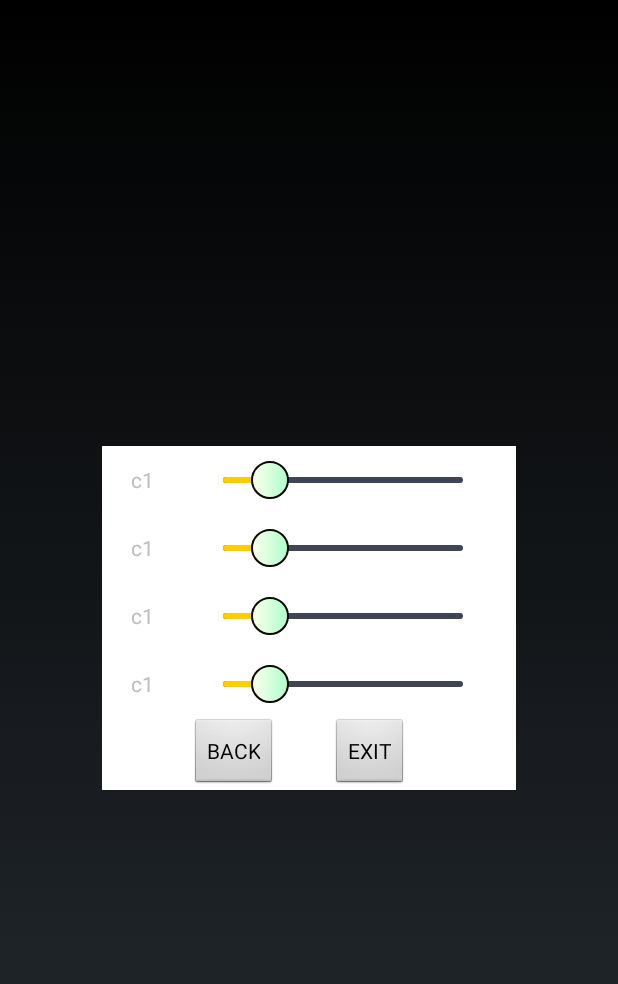
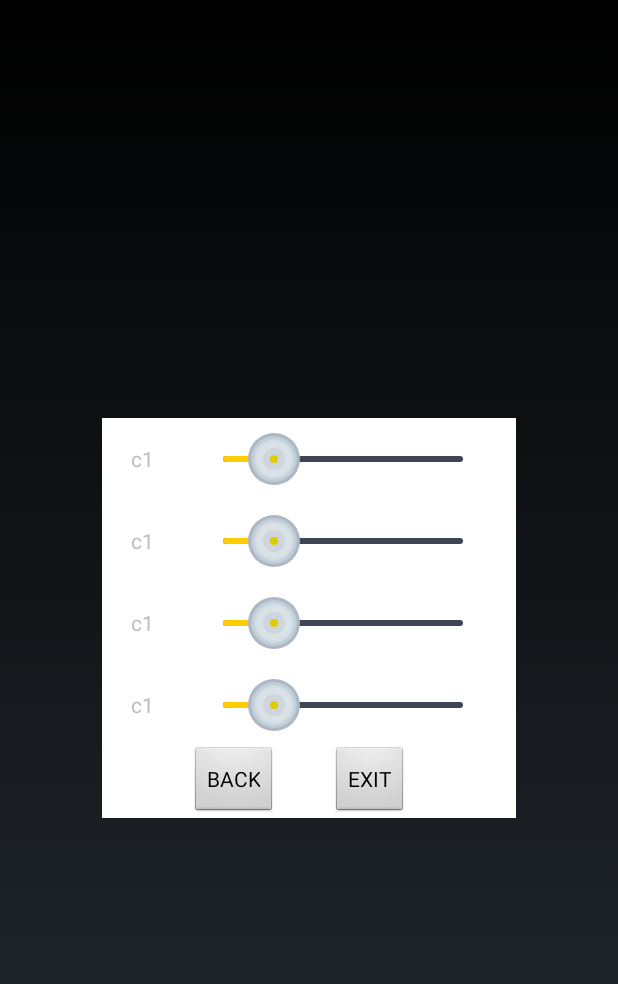
Before and after one commit to accikum/ScreenBrightnessControl, an Android app: the layout light_setting_activity.xml on its own in the app's theme, with its tools: preview values and no code run, on a phone screen of 412 x 824 dp. Shown: the top 984 px of the screen. Run offline under Robolectric (Android 15) with nearby library versions, the phone set to English and light mode, and no system bars.

```diff
--- a/app/src/main/java/com/lcw/screenbrightnesscontrol/light/LightService.java
+++ b/app/src/main/java/com/lcw/screenbrightnesscontrol/light/LightService.java
@@ -8,7 +8,6 @@ import android.content.Context;
 import android.content.Intent;
 import android.os.IBinder;
 import android.util.Log;
-import android.widget.RemoteViews;
 
 import com.lcw.screenbrightnesscontrol.R;
 
--- a/app/src/main/res/drawable/bb.xml
+++ /dev/null
@@ -1,14 +0,0 @@
-<?xml version="1.0" encoding="utf-8"?>
-<shape xmlns:android="http://schemas.android.com/apk/res/android"
-    android:shape="oval">
-    <size
-        android:width="25dp"
-        android:height="25dp" />
-    <stroke
-        android:color="#090900"
-        android:width="1dp" />
-    <gradient
-        android:angle="0.5"
-        android:startColor="#ffffee"
-        android:endColor="#aeffcc" />
-</shape>
--- a/app/src/main/res/drawable/thumb_bar.xml
+++ b/app/src/main/res/drawable/thumb_bar.xml
@@ -1,14 +1,12 @@
 <?xml version="1.0" encoding="UTF-8"?>
 <selector xmlns:android="http://schemas.android.com/apk/res/android">
     <!-- 按下状态 -->
-    <item android:state_pressed="true"
-        android:drawable="@drawable/dn" />
+    <item android:drawable="@drawable/dn" android:state_pressed="true" />
 
     <!-- 焦点状态 -->
-    <item android:state_focused="true"
-        android:drawable="@drawable/bb" />
+    <item android:state_focused="true" android:drawable="@drawable/thumb_button"/>
 
     <!-- 默认状态 -->
-    <item android:drawable="@drawable/bb" />
+    <item  android:drawable="@drawable/thumb_button" />
 
 </selector>
--- /dev/null
+++ b/app/src/main/res/drawable/thumb_button.xml
@@ -0,0 +1,89 @@
+<?xml version="1.0" encoding="utf-8"?>
+<layer-list xmlns:android="http://schemas.android.com/apk/res/android">
+    <!-- outer circle -->
+    <item>
+        <shape android:shape="oval">
+            <solid android:color="#FFACB8C3" />
+        </shape>
+    </item>
+
+    <!-- inner shadow of outer circle -->
+    <item
+        android:bottom="2dp"
+        android:left="2dp"
+        android:right="2dp"
+        android:top="2dp">
+        <shape android:shape="oval">
+            <solid android:color="#FFbdcad6" />
+        </shape>
+    </item>
+    <item
+        android:bottom="3dp"
+        android:left="3dp"
+        android:right="3dp"
+        android:top="3dp">
+        <shape android:shape="oval">
+            <solid android:color="#FFc3cfd9" />
+        </shape>
+    </item>
+    <item
+        android:bottom="4dp"
+        android:left="4dp"
+        android:right="4dp"
+        android:top="4dp">
+        <shape android:shape="oval">
+            <solid android:color="#FFcbd6df" />
+        </shape>
+    </item>
+    <item
+        android:bottom="5dp"
+        android:left="5dp"
+        android:right="5dp"
+        android:top="5dp">
+        <shape android:shape="oval">
+            <solid android:color="#FFd4dee5" />
+        </shape>
+    </item>
+
+    <!-- gap -->
+    <item
+        android:bottom="6dp"
+        android:left="6dp"
+        android:right="6dp"
+        android:top="6dp">
+        <shape android:shape="oval">
+            <solid android:color="#FFdae2e8" />
+        </shape>
+    </item>
+
+    <!-- outer shadow of center circle -->
+    <item
+        android:bottom="10dp"
+        android:left="10dp"
+        android:right="10dp"
+        android:top="10dp">
+        <shape android:shape="oval">
+            <solid android:color="#FFced5dc" />
+        </shape>
+    </item>
+
+    <!-- center circle -->
+    <item
+        android:bottom="15dp"
+        android:left="15dp"
+        android:right="15dp"
+        android:top="15dp">
+        <shape android:shape="oval">
+            <size android:height="5dp"
+                android:width="5dp"/>
+            <!--<stroke-->
+                <!--android:width="1dp"-->
+                <!--android:color="#FFFCFCFC" />-->
+            <gradient
+                android:angle="270"
+                android:endColor="#ffddcc00"
+                android:startColor="#ffddcc00" />
+        </shape>
+    </item>
+
+</layer-list>
```
Also changed, not shown: app/src/main/res/drawable/ic_launcher.xml (added, +77 -0 lines), app/src/main/res/drawable/ic_launcher.png (deleted), 2 other files.
